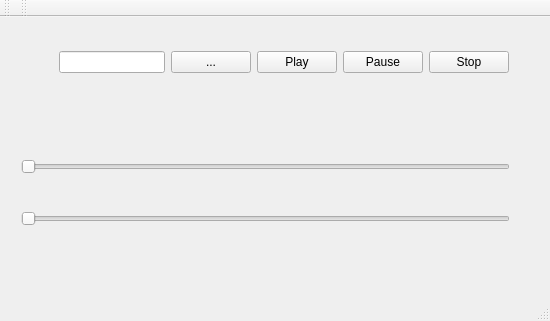
First picture: the form in audioClass/audioClass/mainwindow.ui, repository tbigad/plainCPP, before the edit.
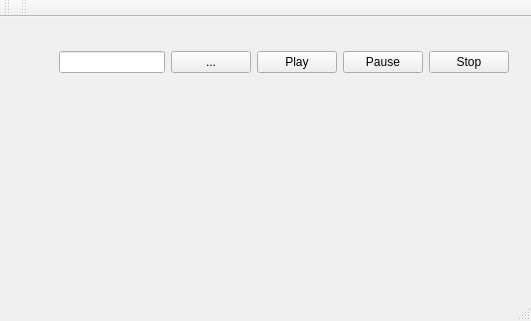
Second picture: the form after the edit.

```diff
--- a/audioClass/audioClass/mainwindow.ui
+++ b/audioClass/audioClass/mainwindow.ui
@@ -6,7 +6,7 @@
    <rect>
     <x>0</x>
     <y>0</y>
-    <width>550</width>
+    <width>531</width>
     <height>321</height>
    </rect>
   </property>
@@ -73,10 +73,10 @@
       <x>10</x>
       <y>100</y>
       <width>511</width>
-      <height>151</height>
+      <height>17</height>
      </rect>
     </property>
-    <layout class="QVBoxLayout" name="verticalLayout">
+    <layout class="QHBoxLayout" name="horizontalLayout">
      <item>
       <widget class="QSlider" name="volumeSlider">
        <property name="maximum">
@@ -87,13 +87,6 @@
        </property>
       </widget>
      </item>
-     <item>
-      <widget class="QSlider" name="seekSlider">
-       <property name="orientation">
-        <enum>Qt::Horizontal</enum>
-       </property>
-      </widget>
-     </item>
     </layout>
    </widget>
   </widget>
```
Left out of the diff: 44 changed lines with no effect on the pictures.
